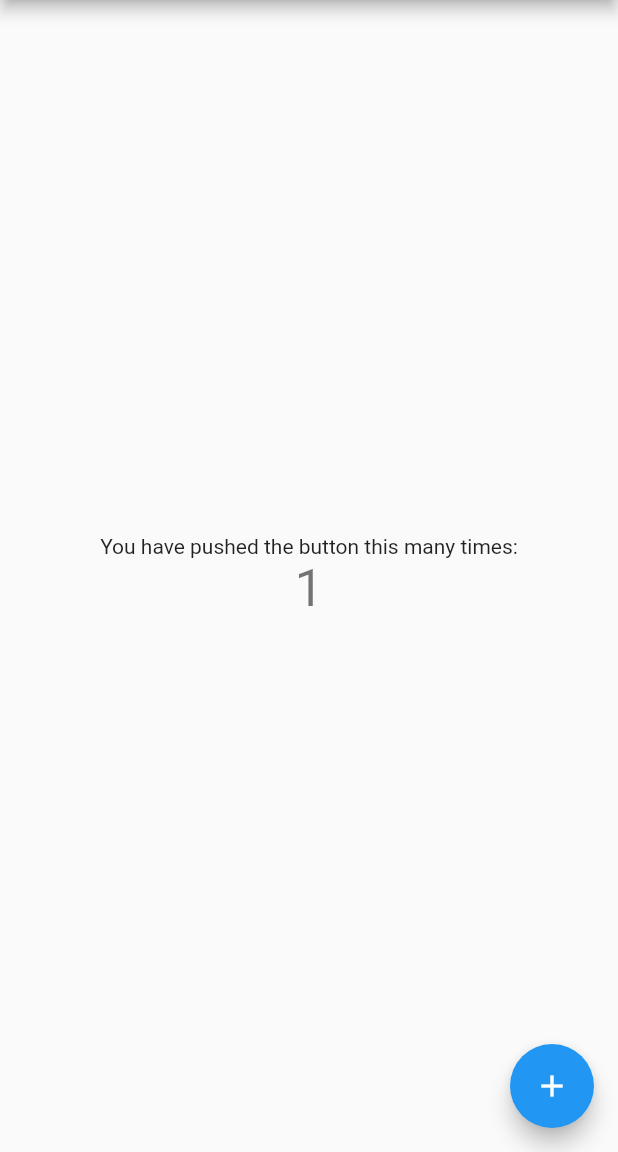
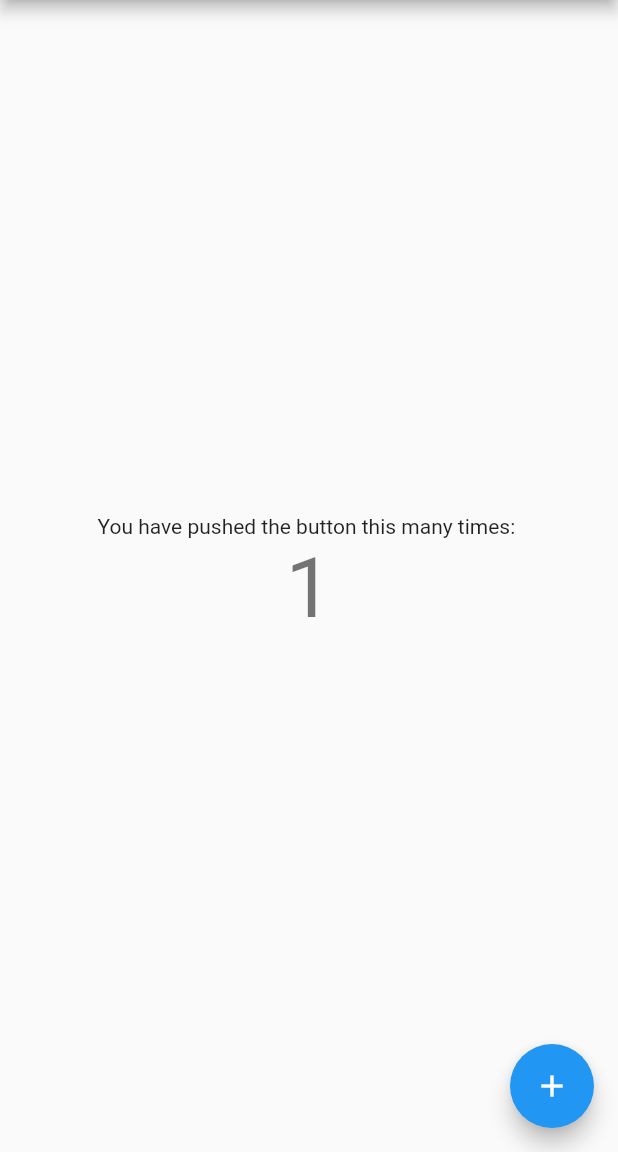
Before and after one commit to FujimuraKaito/flutter, a Flutter app: the screen it shows after launch, after a tap on the "add" icon, on a phone screen of 412 x 824 dp, the part 84-1236 px from its top. Run offline on Flutter 3.47's test engine with Material 2 defaults, Android fonts, the phone set to English and light mode, and no system bars; our stand-ins replace cloud_firestore, firebase_auth, firebase_core, flutter_signin_button, flutter_svg, google_maps_flutter and 1 more; accounts and stored records are empty.

```diff
--- /dev/null
+++ b/flutter_bloc/bloc_basic_app/lib/bloc/counter_bloc.dart
@@ -0,0 +1,31 @@
+import 'dart:async';
+
+class CounterBloc {
+  // ボタンによるカウントアップ入力を受け付ける
+  final _actionController = StreamController<bool>();
+  Sink<void> get increment => _actionController.sink;
+
+  // これにカウントアップした値を流す
+  final _counterController = StreamController<int>();
+  Stream<int> get count => _counterController.stream;
+
+  int _count = 0;
+
+  CounterBloc() {
+    _actionController.stream.listen((shingichi) {
+      if (shingichi) {
+        _count++;
+        print(_count);
+        // ここか実行されることで画面に反映される
+        _counterController.sink.add(_count);
+      } else {
+        print('カウントアップしません');
+      }
+    });
+  }
+
+  void dispose() {
+    _actionController.close();
+    _counterController.close();
+  }
+}
--- a/flutter_bloc/bloc_basic_app/lib/main.dart
+++ b/flutter_bloc/bloc_basic_app/lib/main.dart
@@ -1,4 +1,7 @@
 import 'package:flutter/material.dart';
+import 'package:provider/provider.dart';
+
+import 'package:bloc_basic_app/bloc/counter_bloc.dart';
 
 void main() {
   runApp(MyApp());
@@ -11,107 +14,68 @@ class MyApp extends StatelessWidget {
     return MaterialApp(
       title: 'Flutter Demo',
       theme: ThemeData(
-        // This is the theme of your application.
-        //
-        // Try running your application with "flutter run". You'll see the
-        // application has a blue toolbar. Then, without quitting the app, try
-        // changing the primarySwatch below to Colors.green and then invoke
-        // "hot reload" (press "r" in the console where you ran "flutter run",
-        // or simply save your changes to "hot reload" in a Flutter IDE).
-        // Notice that the counter didn't reset back to zero; the application
-        // is not restarted.
         primarySwatch: Colors.blue,
-        // This makes the visual density adapt to the platform that you run
-        // the app on. For desktop platforms, the controls will be smaller and
-        // closer together (more dense) than on mobile platforms.
         visualDensity: VisualDensity.adaptivePlatformDensity,
       ),
-      home: MyHomePage(title: 'Flutter Demo Home Page'),
+      // Provider<T>でchildに指定したウィジェット以下全てで同じBLoCにアクセスできる
+      home: Provider<CounterBloc>(
+        create: (context) => CounterBloc(),
+        // Widgetとblocの生存期間を一緒にする→Widgetがなくなるときはblocもなくなる
+        dispose: (context, bloc) => bloc.dispose(),
+        child: MyHomePage(
+          title: 'Flutter Demo Home Page',
+        ),
+      ),
     );
   }
 }
 
-class MyHomePage extends StatefulWidget {
-  MyHomePage({Key key, this.title}) : super(key: key);
-
-  // This widget is the home page of your application. It is stateful, meaning
-  // that it has a State object (defined below) that contains fields that affect
-  // how it looks.
-
-  // This class is the configuration for the state. It holds the values (in this
-  // case the title) provided by the parent (in this case the App widget) and
-  // used by the build method of the State. Fields in a Widget subclass are
-  // always marked "final".
+class MyHomePage extends StatelessWidget {
+  MyHomePage({this.title});
 
   final String title;
 
   @override
-  _MyHomePageState createState() => _MyHomePageState();
-}
-
-class _MyHomePageState extends State<MyHomePage> {
-  int _counter = 0;
-
-  void _incrementCounter() {
-    setState(() {
-      // This call to setState tells the Flutter framework that something has
-      // changed in this State, which causes it to rerun the build method below
-      // so that the display can reflect the updated values. If we changed
-      // _counter without calling setState(), then the build method would not be
-      // called again, and so nothing would appear to happen.
-      _counter++;
-    });
-  }
-
-  @override
   Widget build(BuildContext context) {
-    // This method is rerun every time setState is called, for instance as done
-    // by the _incrementCounter method above.
-    //
-    // The Flutter framework has been optimized to make rerunning build methods
-    // fast, so that you can just rebuild anything that needs updating rather
-    // than having to individually change instances of widgets.
+    // 子Widgetで呼ぶ
+    final counterBloc = Provider.of<CounterBloc>(context);
     return Scaffold(
       appBar: AppBar(
-        // Here we take the value from the MyHomePage object that was created by
-        // the App.build method, and use it to set our appbar title.
-        title: Text(widget.title),
+        title: Text(title),
       ),
       body: Center(
-        // Center is a layout widget. It takes a single child and positions it
-        // in the middle of the parent.
         child: Column(
-          // Column is also a layout widget. It takes a list of children and
-          // arranges them vertically. By default, it sizes itself to fit its
-          // children horizontally, and tries to be as tall as its parent.
-          //
-          // Invoke "debug painting" (press "p" in the console, choose the
-          // "Toggle Debug Paint" action from the Flutter Inspector in Android
-          // Studio, or the "Toggle Debug Paint" command in Visual Studio Code)
-          // to see the wireframe for each widget.
-          //
-          // Column has various properties to control how it sizes itself and
-          // how it positions its children. Here we use mainAxisAlignment to
-          // center the children vertically; the main axis here is the vertical
-          // axis because Columns are vertical (the cross axis would be
-          // horizontal).
           mainAxisAlignment: MainAxisAlignment.center,
-          children: <Widget>[
+          children: [
             Text(
-              'You have pushed the button this many times:',
+              'You have pushed the button this many times: ',
+              style: Theme.of(context).textTheme.bodyText2,
             ),
-            Text(
-              '$_counter',
-              style: Theme.of(context).textTheme.headline4,
-            ),
+            // 実際に値を表示するところ
+            // StreamBuilderでBLoCの値を受け取る
+            StreamBuilder(
+              initialData: 0,
+              // blocクラスでstreamに指定したほう
+              stream: counterBloc.count,
+              builder: (context, snapshot) {
+                return Text(
+                  '${snapshot.data}',
+                  style: Theme.of(context).textTheme.headline2,
+                );
+              },
+            )
           ],
         ),
       ),
       floatingActionButton: FloatingActionButton(
-        onPressed: _incrementCounter,
+        onPressed: () {
+          // Blocの受け入れ部分(Sink<T>)にaddする
+          print('ボタンが押されました');
+          counterBloc.increment.add(true);
+        },
         tooltip: 'Increment',
         child: Icon(Icons.add),
-      ), // This trailing comma makes auto-formatting nicer for build methods.
+      ),
     );
   }
 }
--- a/flutter_bloc/bloc_basic_app/pubspec.yaml
+++ b/flutter_bloc/bloc_basic_app/pubspec.yaml
@@ -23,6 +23,8 @@ environment:
 dependencies:
   flutter:
     sdk: flutter
+
+  provider: ^4.3.3
 
 
   # The following adds the Cupertino Icons font to your application.
```
Also changed, not shown: flutter_bloc/bloc_basic_app/pubspec.lock.
